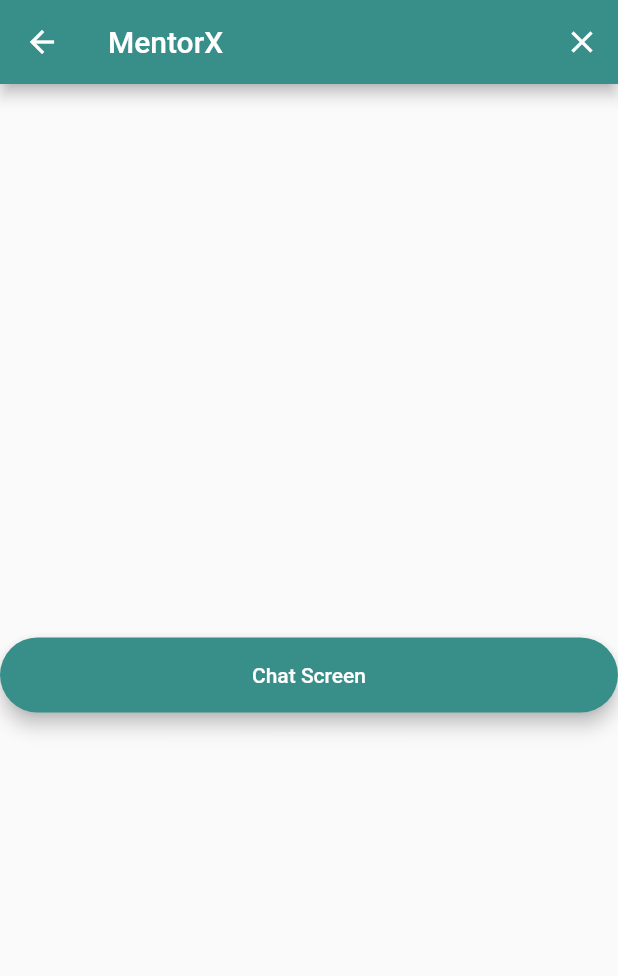
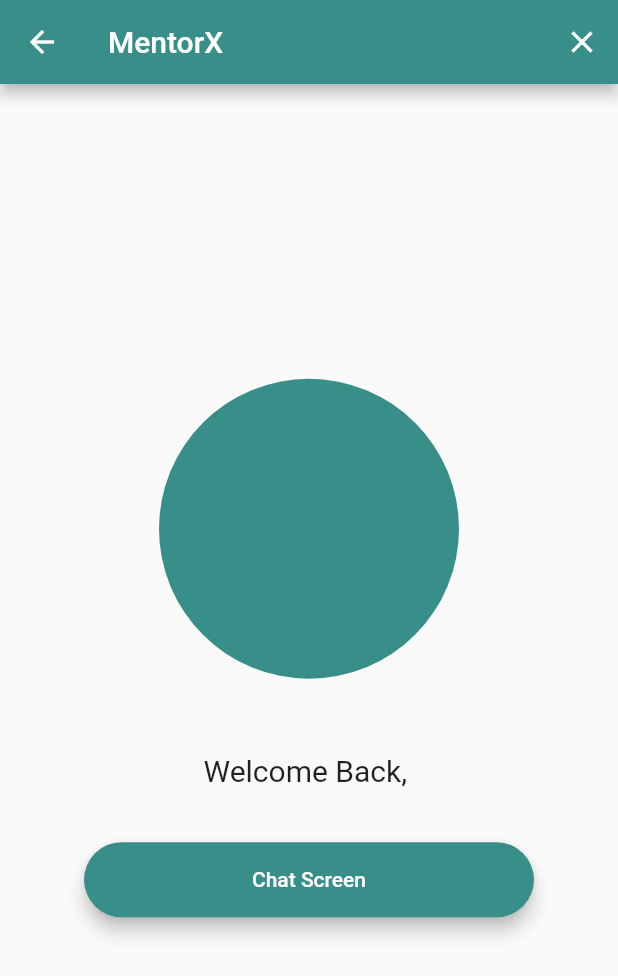
Before and after one commit to ScottBreonX/MentorXMVP, a Flutter app: the HomeScreen screen opened by its route, on a phone screen of 412 x 824 dp. Shown: the top 976 px of the screen. Run offline on Flutter 3.47's test engine with Material 2 defaults, Android fonts, the phone set to English and light mode, and no system bars; our stand-ins replace animated_text_kit, cloud_firestore, firebase_auth, firebase_core, modal_progress_hud; accounts and stored records are empty.

Commit message:
Chat app layout additions

```diff
--- a/lib/screens/home_screen.dart
+++ b/lib/screens/home_screen.dart
@@ -1,10 +1,11 @@
+import 'package:flutter/cupertino.dart';
 import 'package:flutter/material.dart';
 import 'package:firebase_auth/firebase_auth.dart';
+import 'package:flutter/rendering.dart';
 import 'package:mentorx_mvp/components/rounded_button.dart';
 import 'package:mentorx_mvp/constants.dart';
 import 'package:mentorx_mvp/screens/chat_screen.dart';
 import 'package:mentorx_mvp/screens/welcome_screen.dart';
-import 'chat_screen.dart';
 
 class HomeScreen extends StatefulWidget {
   static const String id = 'home_screen';
@@ -57,11 +58,22 @@ class _HomeScreenState extends State<HomeScreen> {
       body: SafeArea(
         child: Column(
           mainAxisAlignment: MainAxisAlignment.center,
-          crossAxisAlignment: CrossAxisAlignment.stretch,
           children: <Widget>[
-//            Flexible(
-//              child: Text('Welcome Back, $firstName'),
-//            ),
+            CircleAvatar(
+              backgroundColor: kMentorXTeal,
+              radius: 100,
+            ),
+            SizedBox(
+              height: 50,
+            ),
+            Center(
+              child: Text(
+                'Welcome Back, $firstName',
+                style: TextStyle(
+                  fontSize: 20,
+                ),
+              ),
+            ),
             SizedBox(
               height: 20.0,
             ),
@@ -71,7 +83,7 @@ class _HomeScreenState extends State<HomeScreen> {
               },
               title: 'Chat Screen',
               color: kMentorXTeal,
-            )
+            ),
           ],
         ),
       ),
--- a/lib/screens/welcome_screen.dart
+++ b/lib/screens/welcome_screen.dart
@@ -47,7 +47,6 @@ class _WelcomeScreenState extends State<WelcomeScreen>
         padding: EdgeInsets.symmetric(horizontal: 24.0),
         child: Column(
           mainAxisAlignment: MainAxisAlignment.center,
-//          crossAxisAlignment: CrossAxisAlignment.stretch,
           children: [
             Row(
               mainAxisAlignment: MainAxisAlignment.center,
```
Also changed, not shown: lib/screens/chat_screen.dart (+57 -7 lines).
